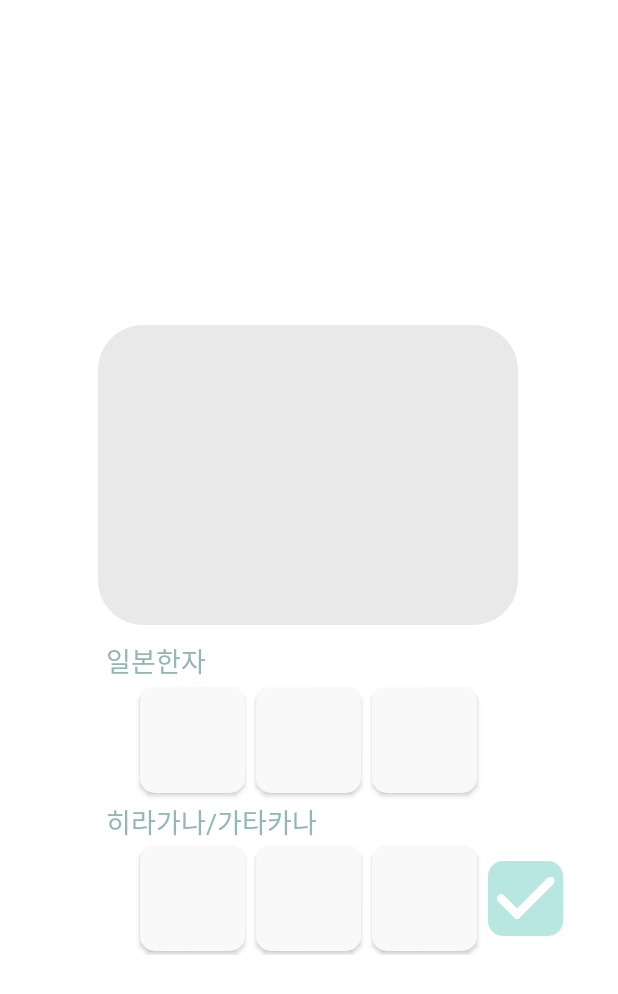
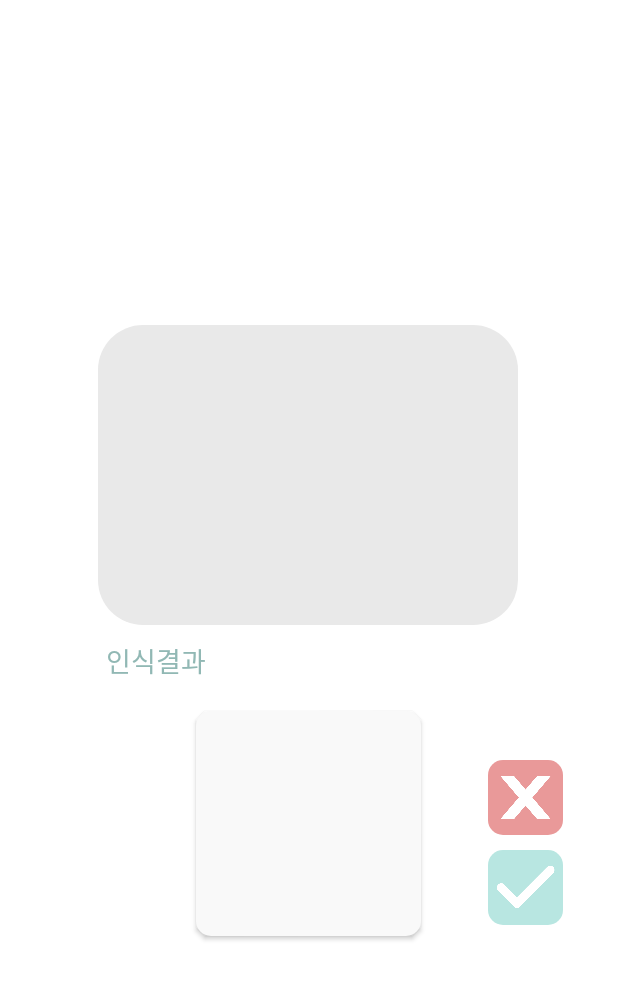
Before and after one commit to roncan1/Aragada, an Android app: the layout ocr_dialog.xml on its own in the app's theme, with its tools: preview values and no code run, on a phone screen of 412 x 824 dp. Shown: the top 994 px of the screen. Run offline under Robolectric (Android 15) with nearby library versions, the phone set to English and light mode, and no system bars.

Commit message:
ocr기능 구현

```diff
--- a/app/src/main/AndroidManifest.xml
+++ b/app/src/main/AndroidManifest.xml
@@ -5,6 +5,9 @@
 
     <uses-permission android:name="android.permission.INTERNET"/>
     <uses-permission android:name="android.permission.RECORD_AUDIO"/>
+    <uses-permission android:name="android.permission.READ_EXTERNAL_STORAGE"/>
+    <uses-permission android:name="android.permission.WRITE_EXTERNAL_STORAGE"/>
+    <uses-permission android:name="android.permission.ACCESS_MEDIA_LOCATION"/>
 
     <application
         android:allowBackup="true"
--- /dev/null
+++ b/app/src/main/res/drawable/round_box7.xml
@@ -0,0 +1,7 @@
+<?xml version="1.0" encoding="utf-8"?>
+<shape
+    xmlns:android="http://schemas.android.com/apk/res/android"
+    android:shape="rectangle">
+    <solid android:color="#E99999" />
+    <corners android:radius="10dp" />
+</shape>
--- a/app/src/main/res/layout/ocr_dialog.xml
+++ b/app/src/main/res/layout/ocr_dialog.xml
@@ -13,49 +13,15 @@
         android:layout_gravity="center"
         android:layout_marginTop="30dp"
         android:layout_marginBottom="10dp"
-        android:orientation="horizontal"
-        android:background="@drawable/round_box5" />
+        android:background="@drawable/round_box5"
+        android:orientation="horizontal" />
 
     <TextView
         android:layout_width="wrap_content"
         android:layout_height="wrap_content"
         android:layout_marginLeft="40dp"
         android:fontFamily="@font/godo"
-        android:text="일본한자"
-        android:textColor="#91B8B4"
-        android:textSize="18dp" />
-
-    <LinearLayout
-        android:layout_width="match_parent"
-        android:layout_height="80dp"
-        android:layout_gravity="center"
-        android:gravity="center"
-        android:orientation="horizontal">
-
-        <androidx.appcompat.widget.AppCompatButton
-            android:layout_width="70dp"
-            android:layout_height="70dp"
-            android:background="@drawable/round_box2" />
-
-        <androidx.appcompat.widget.AppCompatButton
-            android:layout_width="70dp"
-            android:layout_height="70dp"
-            android:layout_marginLeft="7dp"
-            android:layout_marginRight="7dp"
-            android:background="@drawable/round_box2" />
-
-        <androidx.appcompat.widget.AppCompatButton
-            android:layout_width="70dp"
-            android:layout_height="70dp"
-            android:background="@drawable/round_box2" />
-    </LinearLayout>
-
-    <TextView
-        android:layout_width="wrap_content"
-        android:layout_height="wrap_content"
-        android:layout_marginLeft="40dp"
-        android:fontFamily="@font/godo"
-        android:text="히라가나/가타카나"
+        android:text="인식결과"
         android:textColor="#91B8B4"
         android:textSize="18dp" />
 
@@ -63,47 +29,63 @@
         android:layout_width="match_parent"
         android:layout_height="wrap_content">
 
-        <LinearLayout
-            android:layout_width="match_parent"
-            android:layout_height="80dp"
+        <FrameLayout
+            android:layout_width="wrap_content"
+            android:layout_height="wrap_content"
             android:layout_gravity="center"
-            android:gravity="center"
-            android:orientation="horizontal">
+            android:gravity="center">
+
 
             <androidx.appcompat.widget.AppCompatButton
-                android:layout_width="70dp"
-                android:layout_height="70dp"
-                android:background="@drawable/round_box2" />
+                android:id="@+id/ocrResult"
+                android:layout_width="150dp"
+                android:layout_height="150dp"
+                android:layout_margin="20dp"
+                android:background="@drawable/round_box2"
+                android:text=""
+                android:textSize="100dp"
+                android:textColor="@color/titleColor"
+                android:textStyle="bold"
+                android:gravity="center"/>
 
-            <androidx.appcompat.widget.AppCompatButton
-                android:layout_width="70dp"
-                android:layout_height="70dp"
-                android:layout_marginLeft="7dp"
-                android:layout_marginRight="7dp"
-                android:background="@drawable/round_box2" />
+        </FrameLayout>
 
-            <androidx.appcompat.widget.AppCompatButton
-                android:layout_width="70dp"
-                android:layout_height="70dp"
-                android:background="@drawable/round_box2" />
-        </LinearLayout>
 
         <androidx.appcompat.widget.AppCompatImageButton
             android:id="@+id/btn_dialog_finish"
             android:layout_width="50dp"
             android:layout_height="50dp"
-                android:background="@drawable/round_box4"
-                android:layout_gravity="right|center"
+            android:layout_gravity="right|bottom"
             android:layout_marginRight="5dp"
-                />
+            android:layout_marginBottom="20dp"
+            android:background="@drawable/round_box4" />
 
         <ImageView
             android:layout_width="50dp"
             android:layout_height="50dp"
-                android:src="@drawable/icon_check"
-                android:layout_gravity="right|center"
+            android:layout_gravity="right|bottom"
+            android:layout_marginRight="5dp"
             android:padding="5dp"
-                android:layout_marginRight="5dp"/>
+            android:layout_marginBottom="20dp"
+            android:src="@drawable/icon_check" />
+
+        <androidx.appcompat.widget.AppCompatImageButton
+            android:id="@+id/btn_dialog_cancel"
+            android:layout_width="50dp"
+            android:layout_height="50dp"
+            android:layout_gravity="right|bottom"
+            android:layout_marginRight="5dp"
+            android:layout_marginBottom="80dp"
+            android:background="@drawable/round_box7" />
+
+        <ImageView
+            android:layout_width="50dp"
+            android:layout_height="50dp"
+            android:layout_gravity="right|bottom"
+            android:layout_marginRight="5dp"
+            android:padding="5dp"
+            android:layout_marginBottom="80dp"
+            android:src="@drawable/icon_cancel" />
     </FrameLayout>
 
 
```
Also changed, not shown: app/src/main/java/com/portpolio/aragada/ChatBotActivity.java (+51 -34 lines), app/src/main/res/drawable-v24/icon_cancel.png (added). Lines whose indentation alone changed are shown as unchanged.
